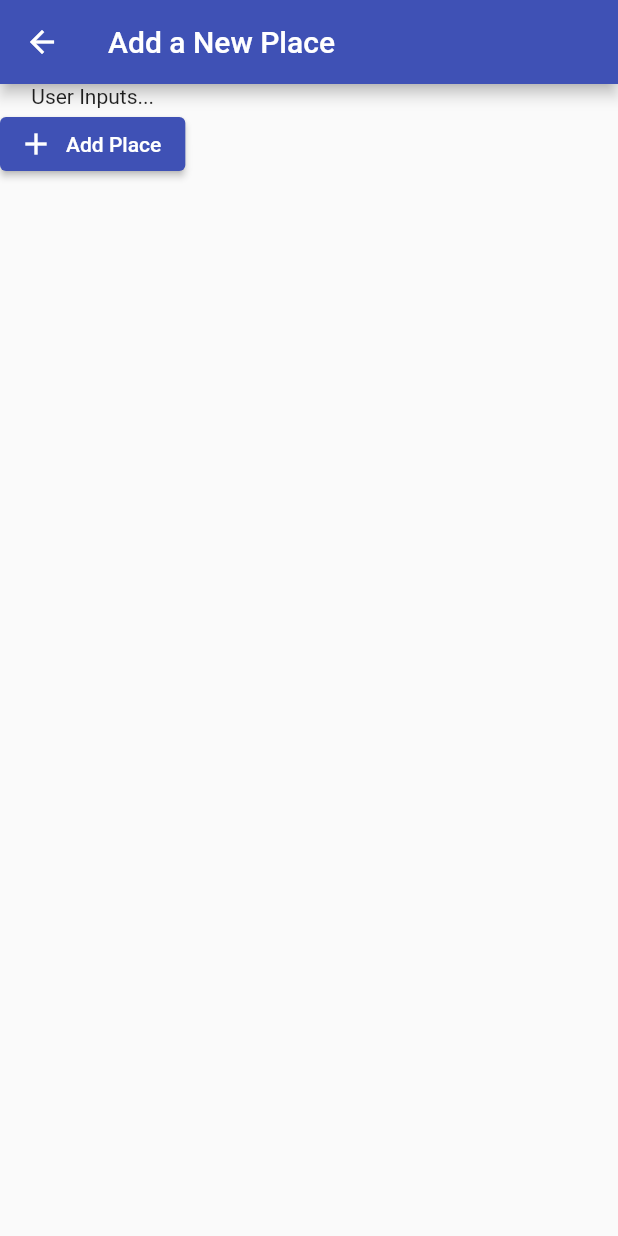
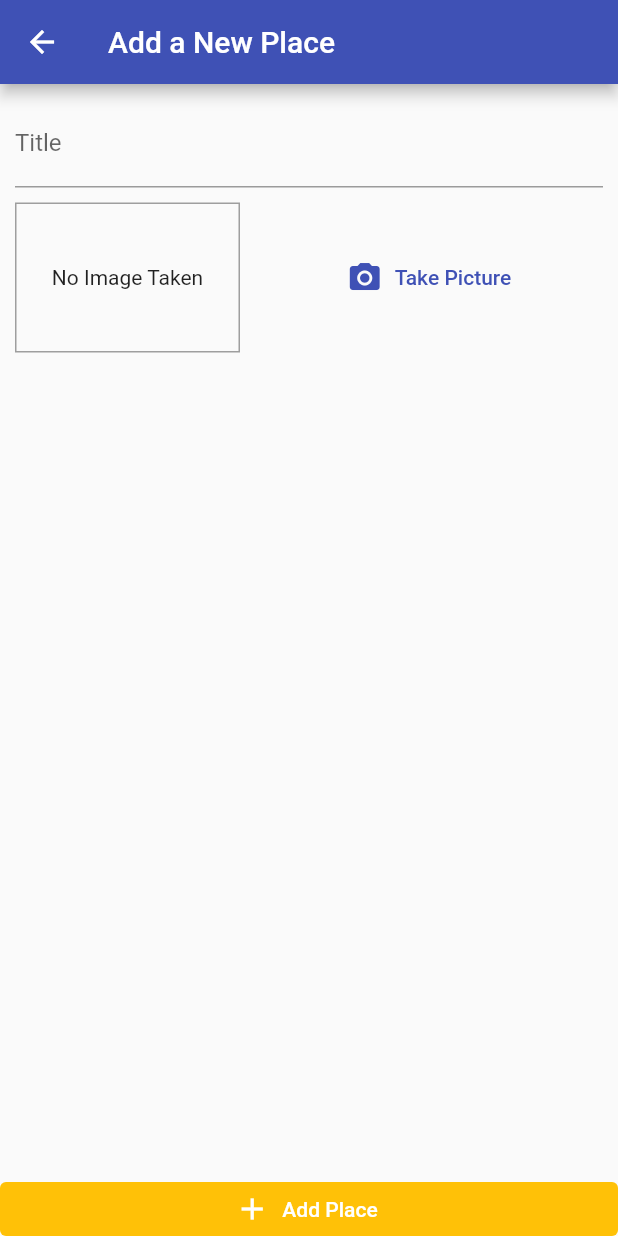
Before and after one commit to helenabd/great_places_app, a Flutter app: the AddPlacesScreen screen opened by its route, on a phone screen of 412 x 824 dp. Run offline on Flutter 3.47's test engine with Material 2 defaults, Android fonts, the phone set to English and light mode, and no system bars; our stand-ins replace image_picker.

Commit message:
Add Place Screen and use image picker

```diff
--- a/lib/screens/add_place_screen.dart
+++ b/lib/screens/add_place_screen.dart
@@ -1,4 +1,5 @@
 import 'package:flutter/material.dart';
+import 'package:great_places_app/widgets/image_input.dart';
 
 class AddPlacesScreen extends StatefulWidget {
   static const routeName = '/add-place';
@@ -8,6 +9,8 @@ class AddPlacesScreen extends StatefulWidget {
 }
 
 class _AddPlacesScreenState extends State<AddPlacesScreen> {
+  final _titleController = TextEditingController();
+
   @override
   Widget build(BuildContext context) {
     return Scaffold(
@@ -15,12 +18,35 @@ class _AddPlacesScreenState extends State<AddPlacesScreen> {
         title: Text('Add a New Place'),
       ),
       body: Column(
+        crossAxisAlignment: CrossAxisAlignment.stretch,
         children: [
-          Text('User Inputs...'),
+          Expanded(
+              child: SingleChildScrollView(
+            child: Padding(
+              padding: const EdgeInsets.all(10.0),
+              child: Column(
+                children: [
+                  TextField(
+                    decoration: InputDecoration(labelText: 'Title'),
+                    controller: _titleController,
+                  ),
+                  SizedBox(
+                    height: 10,
+                  ),
+                  ImageInput(),
+                ],
+              ),
+            ),
+          )),
           ElevatedButton.icon(
             icon: Icon(Icons.add),
             label: Text('Add Place'),
             onPressed: () {},
+            style: ElevatedButton.styleFrom(
+              elevation: 0,
+              primary: Theme.of(context).accentColor,
+              tapTargetSize: MaterialTapTargetSize.shrinkWrap,
+            ),
           ),
         ],
       ),
--- /dev/null
+++ b/lib/widgets/image_input.dart
@@ -0,0 +1,59 @@
+import 'dart:io';
+
+import 'package:flutter/material.dart';
+import 'package:image_picker/image_picker.dart';
+
+class ImageInput extends StatefulWidget {
+  @override
+  _ImageInputState createState() => _ImageInputState();
+}
+
+class _ImageInputState extends State<ImageInput> {
+  File _storedImage;
+  final imagePicker = ImagePicker();
+
+  Future<void> _takePicture() async {
+    final imageFile = await imagePicker.getImage(
+      source: ImageSource.camera,
+      maxHeight: 600,
+    );
+  }
+
+  @override
+  Widget build(BuildContext context) {
+    return Row(
+      children: [
+        Container(
+          width: 150,
+          height: 100,
+          decoration:
+              BoxDecoration(border: Border.all(width: 1, color: Colors.grey)),
+          child: _storedImage != null
+              ? Image.file(
+                  _storedImage,
+                  fit: BoxFit.cover,
+                  width: double.infinity,
+                )
+              : Text(
+                  'No Image Taken',
+                  textAlign: TextAlign.center,
+                ),
+          alignment: Alignment.center,
+        ),
+        SizedBox(
+          width: 10,
+        ),
+        Expanded(
+          child: TextButton.icon(
+            icon: Icon(Icons.camera_alt),
+            label: Text(
+              'Take Picture',
+              style: TextStyle(color: Theme.of(context).primaryColor),
+            ),
+            onPressed: _takePicture,
+          ),
+        )
+      ],
+    );
+  }
+}
--- a/pubspec.yaml
+++ b/pubspec.yaml
@@ -25,6 +25,7 @@ dependencies:
     sdk: flutter
 
   provider: ^5.0.0
+  image_picker: ^0.7.5
 
   # The following adds the Cupertino Icons font to your application.
   # Use with the CupertinoIcons class for iOS style icons.
```
Also changed, not shown: pubspec.lock, 1 other file.
